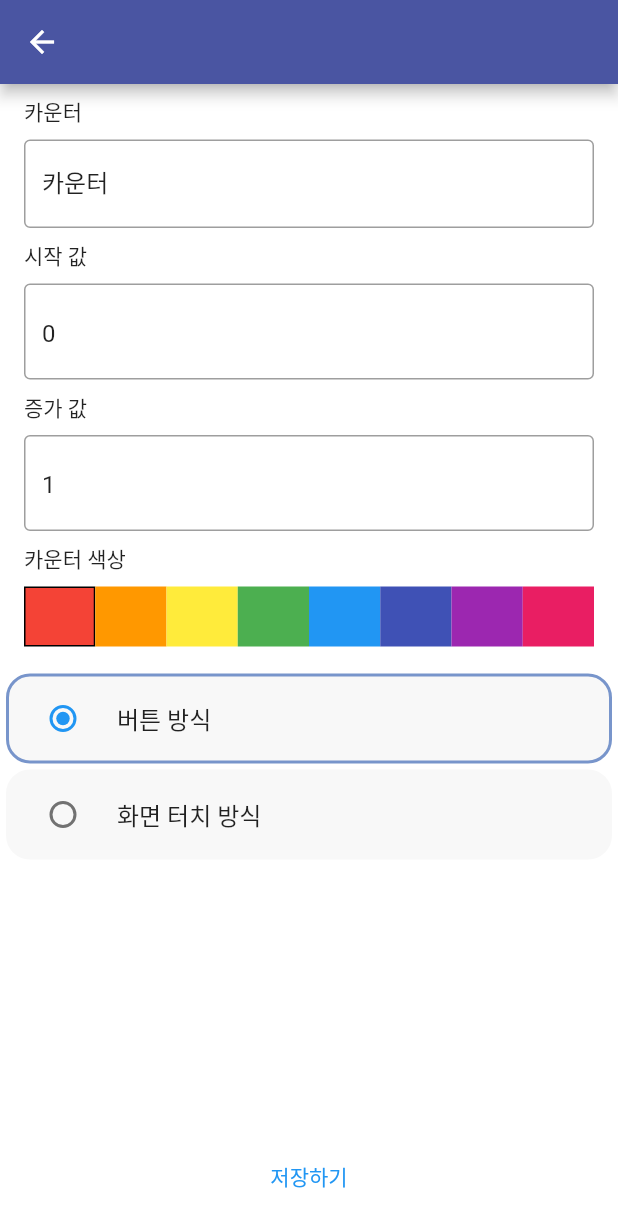
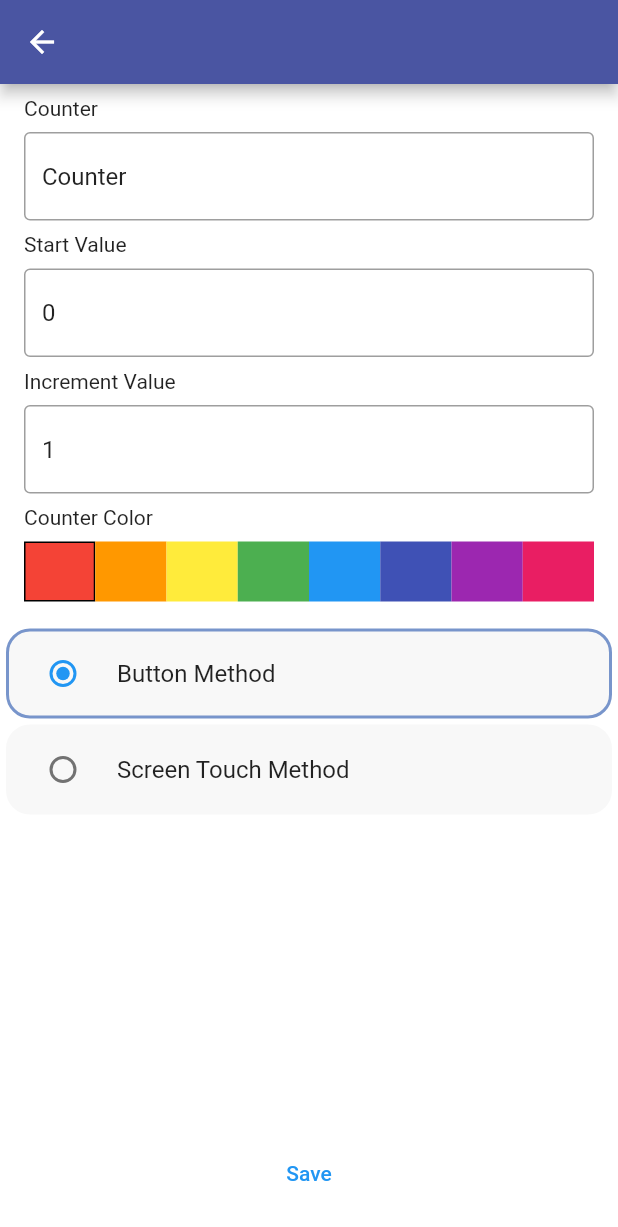
Before and after one commit to KimHyungSik/isCounter, a Flutter app: the AddCounterScreen screen opened directly, on a phone screen of 412 x 824 dp. Shown: the top 1227 px of the screen. Run offline on Flutter 3.47's test engine with Material 2 defaults, Android fonts, the phone set to English and light mode, and no system bars; our stand-ins replace shared_preferences, tuple; missing offline and left inert: dart:ffi; accounts and stored records are empty.

Commit message:
로컬라이즈 추가

```diff
--- a/lib/common/localization.dart
+++ b/lib/common/localization.dart
@@ -12,7 +12,8 @@ enum Localize {
   addCounterButtonMethod("add_counter_button_method"),
   addCounterScreenMethod("add_counter_screen_method"),
   bottomSheetConfirm("bottom_sheet_confirm"),
-  save("save");
+  save("save"),
+  next("next");
 
   final String key;
   const Localize(this.key);
--- a/lib/l10n/intl_en.arb
+++ b/lib/l10n/intl_en.arb
@@ -1,12 +1,13 @@
 {
-    "add_counter_title" : "카운터",
-    "add_counter_title_description" : "카운터 명",
-    "add_counter_color_text" : "카운터 색상",
-    "add_counter_start_point" : "시작 값",
-    "add_counter_increase_value" : "증가 값",
-    "add_counter_method" : "카운터 방법",
-    "add_counter_button_method" : "버튼 방식",
-    "add_counter_screen_method" : "화면 터치 방식",
-    "bottom_sheet_confirm" : "완료",
-    "save" : "저장하기"
+    "add_counter_title": "Counter",
+    "add_counter_title_description": "Counter Name",
+    "add_counter_color_text": "Counter Color",
+    "add_counter_start_point": "Start Value",
+    "add_counter_increase_value": "Increment Value",
+    "add_counter_method": "Counter Method",
+    "add_counter_button_method": "Button Method",
+    "add_counter_screen_method": "Screen Touch Method",
+    "bottom_sheet_confirm": "Confirm",
+    "save": "Save",
+    "next": "Next"
 }
--- a/lib/l10n/intl_ko.arb
+++ b/lib/l10n/intl_ko.arb
@@ -8,5 +8,6 @@
     "add_counter_button_method" : "버튼 방식",
     "add_counter_screen_method" : "화면 터치 방식",
     "bottom_sheet_confirm" : "완료",
-    "save" : "저장하기"
+    "save" : "저장하기",
+    "next" : "다음"
 }
```
Also changed, not shown: lib/generated/intl/messages_en.dart, lib/generated/intl/messages_ko.dart, lib/generated/l10n.dart.
